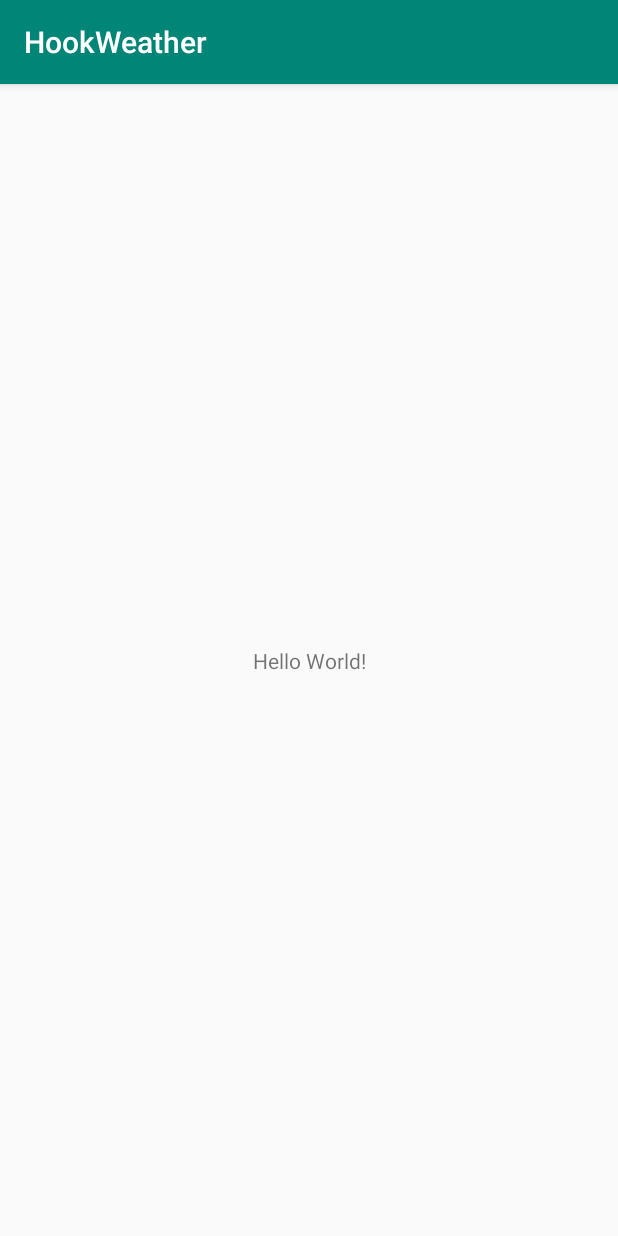
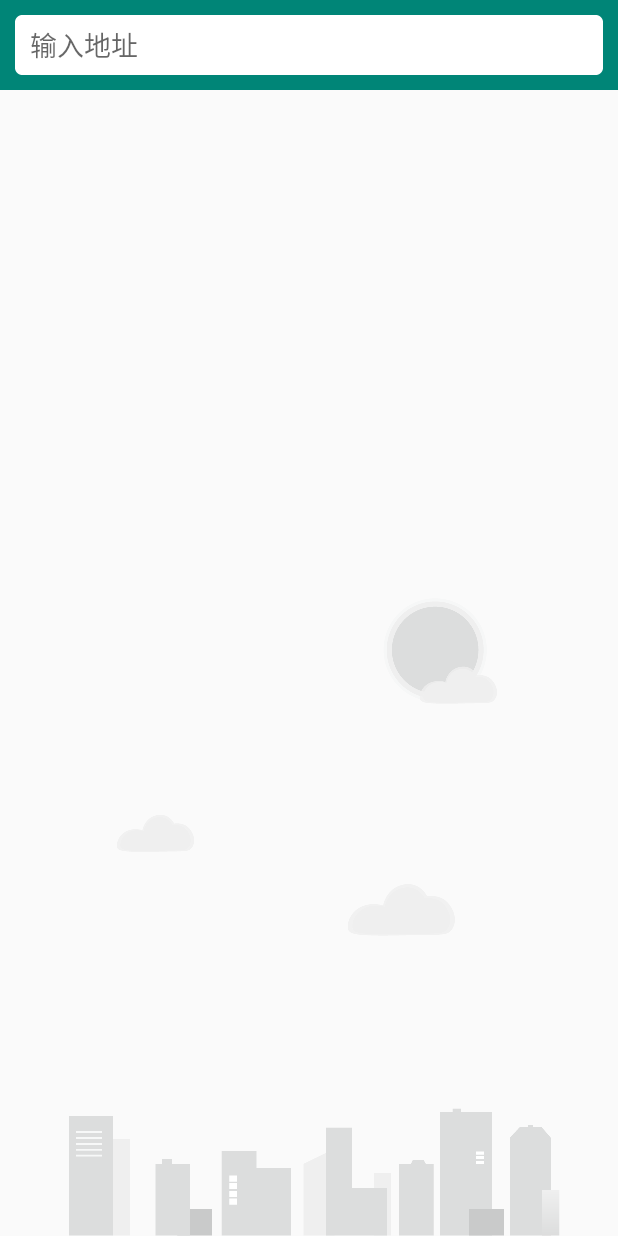
Before and after one commit to fanglingfei/HookWeather, an Android app: the screen it shows after launch (MainActivity), on a phone screen of 412 x 824 dp. Run offline under Robolectric (Android 15) with nearby library versions, the phone set to English and light mode, and no system bars; 1 statement that could not run was skipped.

Commit message:
实现搜索全球城市数据功能

```diff
--- a/app/src/main/AndroidManifest.xml
+++ b/app/src/main/AndroidManifest.xml
@@ -2,8 +2,11 @@
 <manifest xmlns:android="http://schemas.android.com/apk/res/android"
     package="com.hook.weather">
 
+    <uses-permission android:name="android.permission.INTERNET"/>
+
     <application
         android:allowBackup="true"
+        android:name=".HookWeatherApplication"
         android:icon="@mipmap/ic_launcher"
         android:label="@string/app_name"
         android:roundIcon="@mipmap/ic_launcher_round"
@@ -12,6 +15,7 @@
         <activity android:name=".MainActivity">
             <intent-filter>
                 <action android:name="android.intent.action.MAIN" />
+                <action android:name="android.intent.action.VIEW" />
 
                 <category android:name="android.intent.category.LAUNCHER" />
             </intent-filter>
--- /dev/null
+++ b/app/src/main/java/com/hook/weather/HookWeatherApplication.kt
@@ -0,0 +1,26 @@
+package com.hook.weather
+
+import android.annotation.SuppressLint
+import android.app.Application
+import android.content.Context
+
+/**
+ * author ：lingfei.fang
+ * time   ：2020/8/6
+ * desc   ：
+ * version：1.0
+ *
+ */
+class HookWeatherApplication : Application() {
+
+    companion object {
+        const val TOKEN = "AAEHD3736dKDGEDKUEHD"
+        @SuppressLint("StaticFieldLeak")
+        lateinit var context: Context
+    }
+
+    override fun onCreate() {
+        super.onCreate()
+        context = applicationContext
+    }
+}
--- /dev/null
+++ b/app/src/main/java/com/hook/weather/ui/place/PlaceFragment.kt
@@ -0,0 +1,74 @@
+package com.hook.weather.ui.place
+
+import android.os.Bundle
+import android.text.Editable
+import android.text.TextWatcher
+import android.view.LayoutInflater
+import android.view.View
+import android.view.ViewGroup
+import android.widget.Toast
+import androidx.fragment.app.Fragment
+import androidx.lifecycle.Observer
+import androidx.lifecycle.ViewModelProviders
+import androidx.recyclerview.widget.LinearLayoutManager
+import com.hook.weather.R
+import kotlinx.android.synthetic.main.fragment_place.*
+
+/**
+ * author ：lingfei.fang
+ * time   ：2020/8/6
+ * desc   ：
+ * version：1.0
+ *
+ */
+class PlaceFragment : Fragment() {
+
+    val viewModel by lazy { ViewModelProviders.of(this).get(PlaceViewModel::class.java) }
+
+    private lateinit var adapter : PlaceAdapter
+
+    override fun onCreateView(inflater: LayoutInflater, container: ViewGroup?, savedInstanceState: Bundle?): View? {
+        return inflater.inflate(R.layout.fragment_place,container,false)
+    }
+
+    override fun onActivityCreated(savedInstanceState: Bundle?) {
+        super.onActivityCreated(savedInstanceState)
+        val layoutManager = LinearLayoutManager(activity)
+        recyclerView.layoutManager = layoutManager
+        adapter = PlaceAdapter(this,viewModel.placeList)
+        recyclerView.adapter = adapter
+        searchPlaceEdit.addTextChangedListener(object : TextWatcher{
+            override fun afterTextChanged(editable: Editable?) {
+                val content = editable.toString()
+                if (content.isNotEmpty()){
+                    viewModel.searchPlaces(content)
+                }else{
+                    recyclerView.visibility = View.GONE
+                    bgImageView.visibility = View.VISIBLE
+                    viewModel.placeList.clear()
+                    adapter.notifyDataSetChanged()
+                }
+            }
+
+            override fun beforeTextChanged(s: CharSequence?, start: Int, count: Int, after: Int) {
+            }
+
+            override fun onTextChanged(s: CharSequence?, start: Int, before: Int, count: Int) {
+            }
+
+        })
+        viewModel.placeLiveData.observe(this, Observer { result ->
+            val places = result.getOrNull()
+            if (places != null){
+                recyclerView.visibility = View.VISIBLE
+                bgImageView.visibility = View.GONE
+                viewModel.placeList.clear()
+                viewModel.placeList.addAll(places)
+                adapter.notifyDataSetChanged()
+            }else{
+                Toast.makeText(activity,"未能查询到任何地点",Toast.LENGTH_SHORT).show()
+                result.exceptionOrNull()?.printStackTrace()
+            }
+        })
+    }
+}
--- /dev/null
+++ b/app/src/main/java/com/hook/weather/ui/place/PlaceViewModel.kt
@@ -0,0 +1,29 @@
+package com.hook.weather.ui.place
+
+import androidx.lifecycle.MutableLiveData
+import androidx.lifecycle.Transformations
+import androidx.lifecycle.ViewModel
+import com.hook.weather.logic.Repository
+import com.hook.weather.logic.model.Place
+
+/**
+ * author ：lingfei.fang
+ * time   ：2020/8/6
+ * desc   ：
+ * version：1.0
+ *
+ */
+class PlaceViewModel : ViewModel() {
+
+    private val searchLiveData = MutableLiveData<String>()
+
+    val placeList = ArrayList<Place>()
+
+    val placeLiveData = Transformations.switchMap(searchLiveData) {
+        query -> Repository.searchPlaces(query)
+    }
+
+    fun searchPlaces(query: String) {
+        searchLiveData.value = query
+    }
+}
--- a/app/src/main/res/layout/activity_main.xml
+++ b/app/src/main/res/layout/activity_main.xml
@@ -1,18 +1,15 @@
 <?xml version="1.0" encoding="utf-8"?>
-<androidx.constraintlayout.widget.ConstraintLayout xmlns:android="http://schemas.android.com/apk/res/android"
+<FrameLayout xmlns:android="http://schemas.android.com/apk/res/android"
     xmlns:app="http://schemas.android.com/apk/res-auto"
     xmlns:tools="http://schemas.android.com/tools"
     android:layout_width="match_parent"
     android:layout_height="match_parent"
     tools:context=".MainActivity">
 
-    <TextView
-        android:layout_width="wrap_content"
-        android:layout_height="wrap_content"
-        android:text="Hello World!"
-        app:layout_constraintBottom_toBottomOf="parent"
-        app:layout_constraintLeft_toLeftOf="parent"
-        app:layout_constraintRight_toRightOf="parent"
-        app:layout_constraintTop_toTopOf="parent" />
+    <fragment
+        android:id="@+id/placeFragment"
+        android:name="com.hook.weather.ui.place.PlaceFragment"
+        android:layout_width="match_parent"
+        android:layout_height="match_parent" />
 
-</androidx.constraintlayout.widget.ConstraintLayout>
+</FrameLayout>
--- /dev/null
+++ b/app/src/main/res/layout/fragment_place.xml
@@ -0,0 +1,40 @@
+<?xml version="1.0" encoding="utf-8"?>
+<RelativeLayout xmlns:android="http://schemas.android.com/apk/res/android"
+    android:layout_width="match_parent"
+    android:layout_height="match_parent"
+    android:background="?android:windowBackground">
+
+    <ImageView
+        android:id="@+id/bgImageView"
+        android:layout_width="match_parent"
+        android:layout_height="wrap_content"
+        android:layout_alignParentBottom="true"
+        android:src="@drawable/bg_place"/>
+
+    <FrameLayout
+        android:id="@+id/actionBarLayout"
+        android:layout_width="match_parent"
+        android:layout_height="60dp"
+        android:background="@color/colorPrimary">
+
+        <EditText
+            android:id="@+id/searchPlaceEdit"
+            android:layout_width="match_parent"
+            android:layout_height="40dp"
+            android:layout_gravity="center_vertical"
+            android:layout_marginStart="10dp"
+            android:layout_marginEnd="10dp"
+            android:paddingStart="10dp"
+            android:paddingEnd="10dp"
+            android:hint="@string/txt_search_hint"
+            android:background="@drawable/search_bg"/>
+    </FrameLayout>
+
+    <androidx.recyclerview.widget.RecyclerView
+        android:id="@+id/recyclerView"
+        android:layout_width="match_parent"
+        android:layout_height="match_parent"
+        android:layout_below="@id/actionBarLayout"
+        android:visibility="gone"/>
+
+</RelativeLayout>
--- a/app/src/main/res/values/strings.xml
+++ b/app/src/main/res/values/strings.xml
@@ -1,3 +1,5 @@
 <resources>
     <string name="app_name">HookWeather</string>
+    <string name="txt_search_hint">输入地址</string>
+
 </resources>
--- a/app/src/main/res/values/styles.xml
+++ b/app/src/main/res/values/styles.xml
@@ -1,7 +1,7 @@
 <resources>
 
     <!-- Base application theme. -->
-    <style name="AppTheme" parent="Theme.AppCompat.Light.DarkActionBar">
+    <style name="AppTheme" parent="Theme.AppCompat.Light.NoActionBar">
         <!-- Customize your theme here. -->
         <item name="colorPrimary">@color/colorPrimary</item>
         <item name="colorPrimaryDark">@color/colorPrimaryDark</item>
```
Also changed, not shown: app/build.gradle (+6 -1 lines), app/src/main/java/com/hook/weather/logic/Repository.kt (added, +31 -0 lines), app/src/main/java/com/hook/weather/logic/model/PlaceResponse.kt (added, +16 -0 lines), app/src/main/java/com/hook/weather/logic/network/HookWeatherNetwork.kt (added, +42 -0 lines), app/src/main/java/com/hook/weather/logic/network/PlaceService.kt (added, +20 -0 lines), app/src/main/java/com/hook/weather/logic/network/ServiceCreator.kt (added, +25 -0 lines), app/src/main/java/com/hook/weather/ui/place/PlaceAdapter.kt (added, +38 -0 lines), app/src/main/res/layout/place_item.xml (added, +34 -0 lines).
